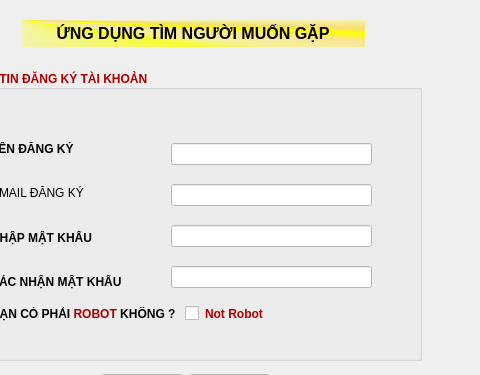
This is client/ui/signup.ui in DacLuc/relative_face_recognition_app as Qt 5 draws it before an edit; both pictures show x 119 to 599 and y 0 to 375 of the 599 by 470 pixel window. The edited form follows.
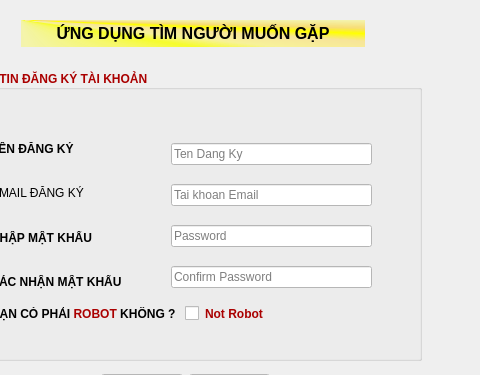
This is the edited form.

```diff
--- a/client/ui/signup.ui
+++ b/client/ui/signup.ui
@@ -133,6 +133,9 @@
 background-color: rgb(255, 255, 255);
 font: 9pt &quot;Segoe UI&quot;;</string>
         </property>
+        <property name="placeholderText">
+         <string>Ten Dang Ky</string>
+        </property>
        </widget>
       </item>
       <item>
@@ -142,6 +145,9 @@
 background-color: rgb(255, 255, 255);
 font: 9pt &quot;Segoe UI&quot;;</string>
         </property>
+        <property name="placeholderText">
+         <string>Tai khoan Email</string>
+        </property>
        </widget>
       </item>
       <item>
@@ -151,6 +157,9 @@
 background-color: rgb(255, 255, 255);
 font: 9pt &quot;Segoe UI&quot;;</string>
         </property>
+        <property name="placeholderText">
+         <string>Password</string>
+        </property>
        </widget>
       </item>
       <item>
@@ -160,6 +169,12 @@
 background-color: rgb(255, 255, 255);
 font: 9pt &quot;Segoe UI&quot;;</string>
         </property>
+        <property name="echoMode">
+         <enum>QLineEdit::Password</enum>
+        </property>
+        <property name="placeholderText">
+         <string>Confirm Password</string>
+        </property>
        </widget>
       </item>
      </layout>
```
